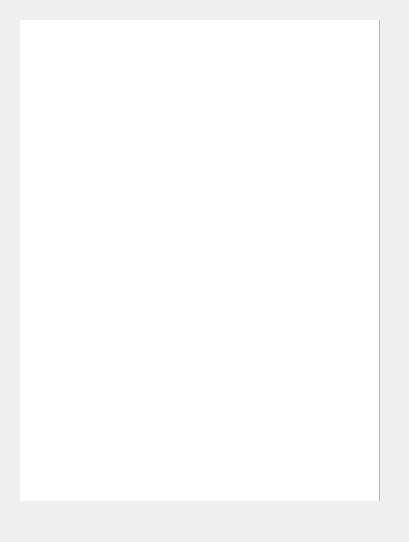
First picture: the form in PROYECTO_FINAL/ventanas.ui, repository BubleTao/JUEGO_FINAL, before the edit.
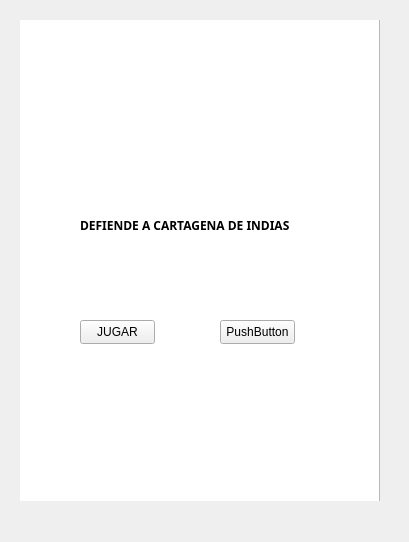
Second picture: the form after the edit.

```diff
--- a/PROYECTO_FINAL/ventanas.ui
+++ b/PROYECTO_FINAL/ventanas.ui
@@ -98,6 +98,61 @@
       </rect>
      </property>
     </widget>
+    <widget class="QWidget" name="widget" native="true">
+     <property name="geometry">
+      <rect>
+       <x>0</x>
+       <y>0</y>
+       <width>361</width>
+       <height>481</height>
+      </rect>
+     </property>
+     <widget class="QPushButton" name="pushButton">
+      <property name="geometry">
+       <rect>
+        <x>60</x>
+        <y>300</y>
+        <width>75</width>
+        <height>24</height>
+       </rect>
+      </property>
+      <property name="text">
+       <string>JUGAR</string>
+      </property>
+     </widget>
+     <widget class="QPushButton" name="pushButton_2">
+      <property name="geometry">
+       <rect>
+        <x>200</x>
+        <y>300</y>
+        <width>75</width>
+        <height>24</height>
+       </rect>
+      </property>
+      <property name="text">
+       <string>PushButton</string>
+      </property>
+     </widget>
+     <widget class="QLabel" name="label">
+      <property name="geometry">
+       <rect>
+        <x>60</x>
+        <y>170</y>
+        <width>221</width>
+        <height>71</height>
+       </rect>
+      </property>
+      <property name="font">
+       <font>
+        <family>Yu Gothic UI Semibold</family>
+        <bold>true</bold>
+       </font>
+      </property>
+      <property name="text">
+       <string>DEFIENDE A CARTAGENA DE INDIAS</string>
+      </property>
+     </widget>
+    </widget>
    </widget>
   </widget>
  </widget>
```
Left out of the diff: 65 changed lines with no effect on the pictures.
